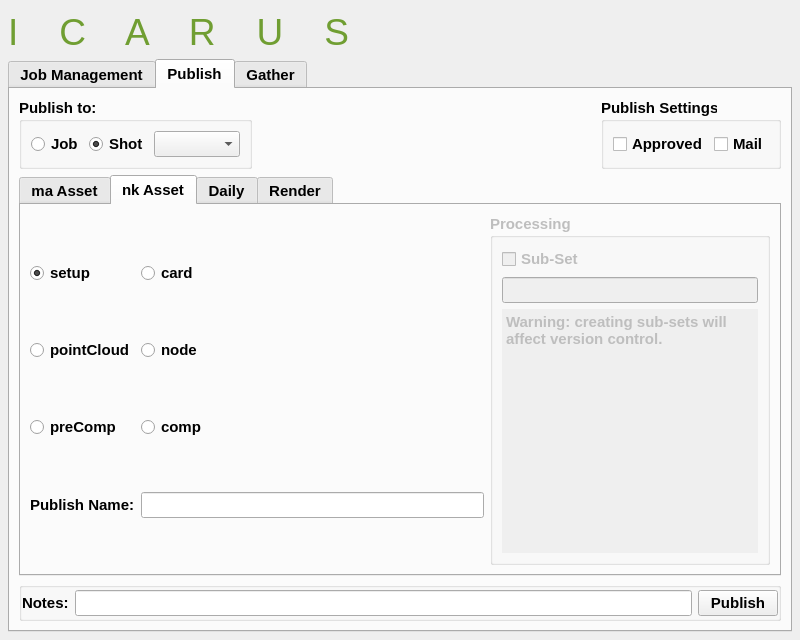
Above: core/ui/icarusUI.ui from mjbonnington/icarus-gps before the change. Below: the same form after it.
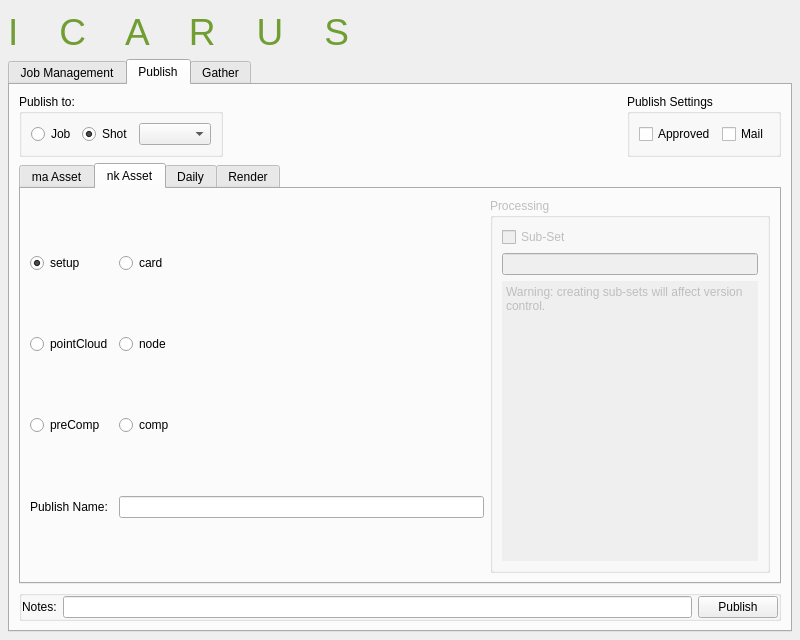
That is the form after the change. The open tabs and pages were chosen to show the change. Icons and pictures are not drawn.

Commit message: Made Nuke Publish Name button into a mandatory field.

The edit to the form file:
```diff
--- a/core/ui/icarusUI.ui
+++ b/core/ui/icarusUI.ui
@@ -14,13 +14,6 @@
     <height>640</height>
    </rect>
   </property>
-  <property name="font">
-   <font>
-    <pointsize>11</pointsize>
-    <weight>75</weight>
-    <bold>true</bold>
-   </font>
-  </property>
   <property name="windowTitle">
    <string notr="true">Icarus</string>
   </property>
```
Left out of the diff: 7 changed lines with no effect on the pictures. The commit also changes 1 other file.
